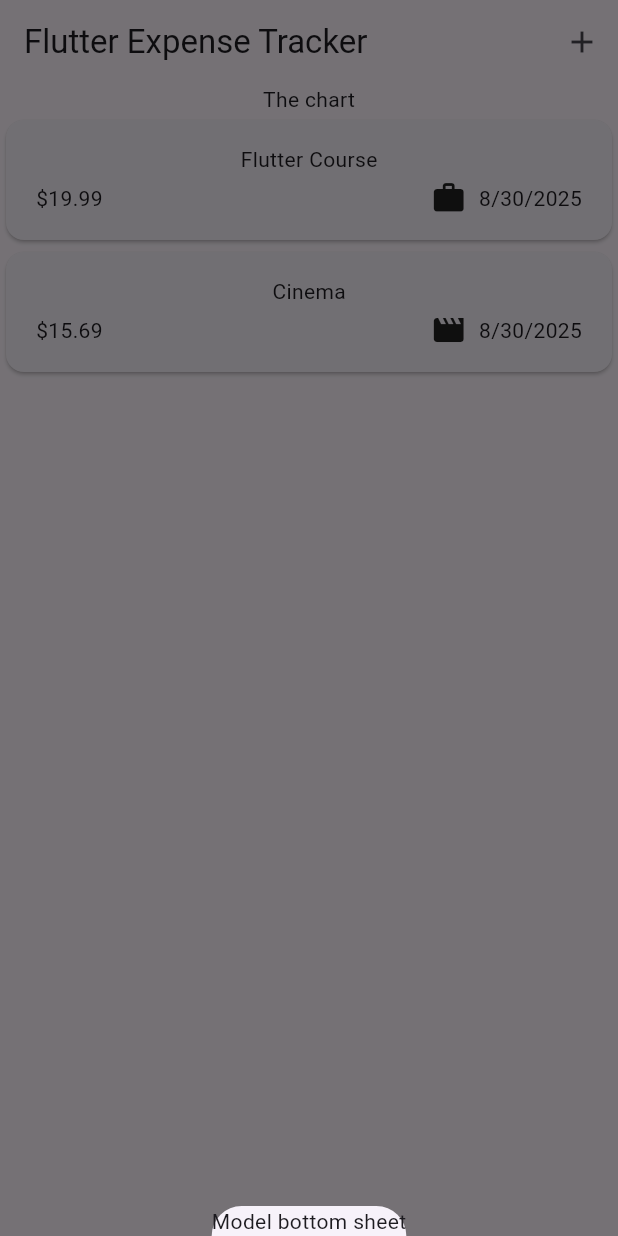
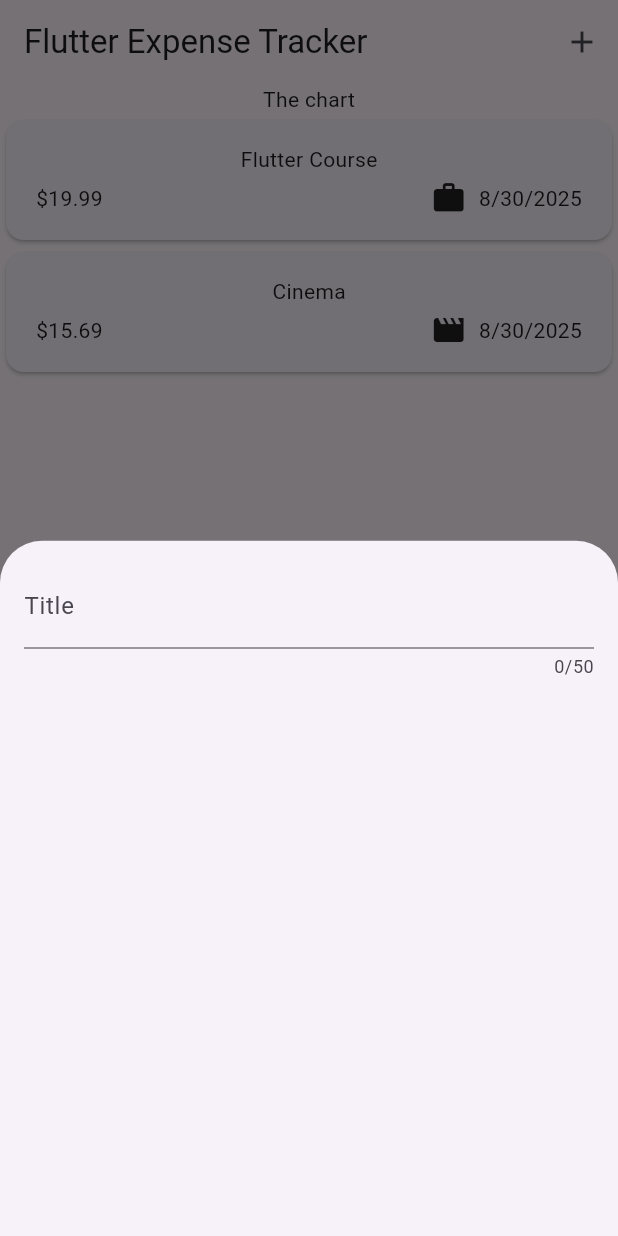
Before and after one commit to ydang2002/expense_tracker3, a Flutter app: the screen it shows after launch, after a tap on the "add" icon, on a phone screen of 412 x 824 dp. Run offline on Flutter 3.47's test engine with Material 3 defaults, Android fonts, the phone set to English and light mode, and no system bars.

Commit message:
TextFiled

```diff
--- a/lib/widgets/expenses.dart
+++ b/lib/widgets/expenses.dart
@@ -1,3 +1,4 @@
+import 'package:expense_tracker3/widgets/new_expense.dart';
 import 'package:flutter/material.dart';
 import 'package:expense_tracker3/models/expense.dart';
 
@@ -31,7 +32,7 @@ class _ExpensesState extends State<Expenses> {
   void _openAddExpenseOverlay() {
     showModalBottomSheet(
       context: context,
-      builder: (ctx) => const Text('Model bottom sheet')
+      builder: (ctx) => const NewExpense(),
     );
   }
 
--- /dev/null
+++ b/lib/widgets/new_expense.dart
@@ -0,0 +1,27 @@
+import 'package:flutter/material.dart';
+
+class NewExpense extends StatefulWidget {
+  const NewExpense({super.key});
+
+  @override
+  State<NewExpense> createState() {
+    return _NewExpenseState();
+  }
+}
+
+class _NewExpenseState extends State<NewExpense> {
+  @override
+  Widget build(BuildContext context) {
+    return const Padding(
+      padding: EdgeInsets.all(16),
+      child: Column(
+        children: [
+          TextField(
+            maxLength: 50,
+            decoration: InputDecoration(label: Text('Title')),
+          )
+        ],
+      ),
+    );
+  }
+}
```
